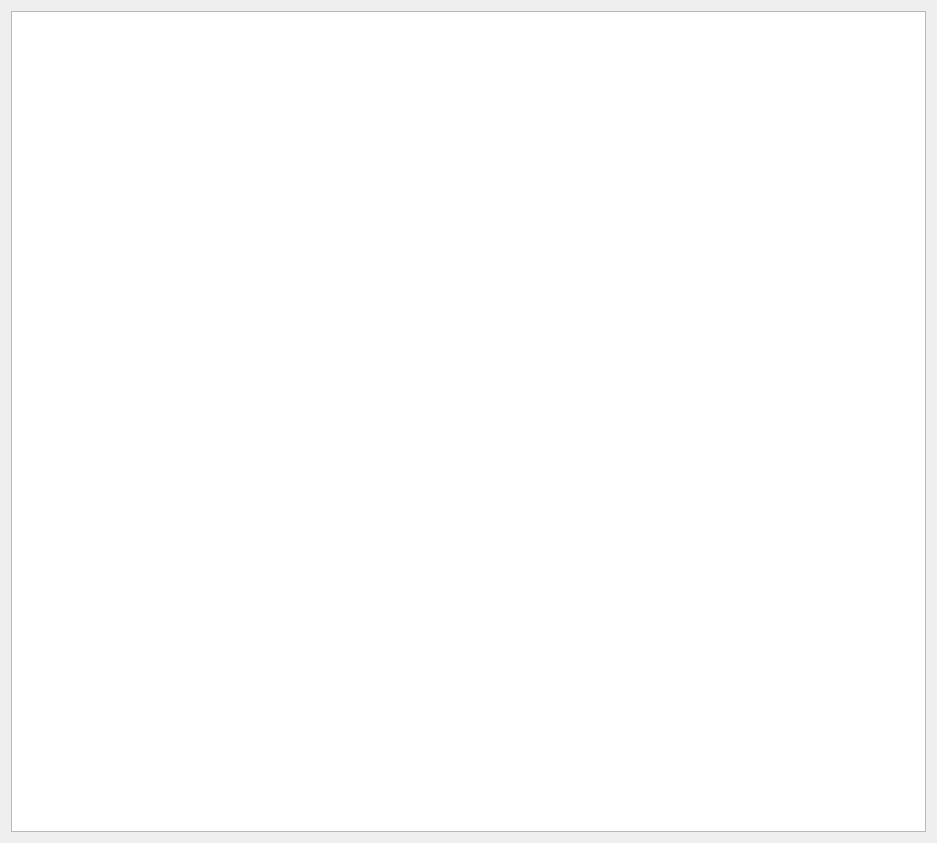
First picture: the form in Help/helpfindduplicates.ui, repository towhee/Winnow64, before the edit.
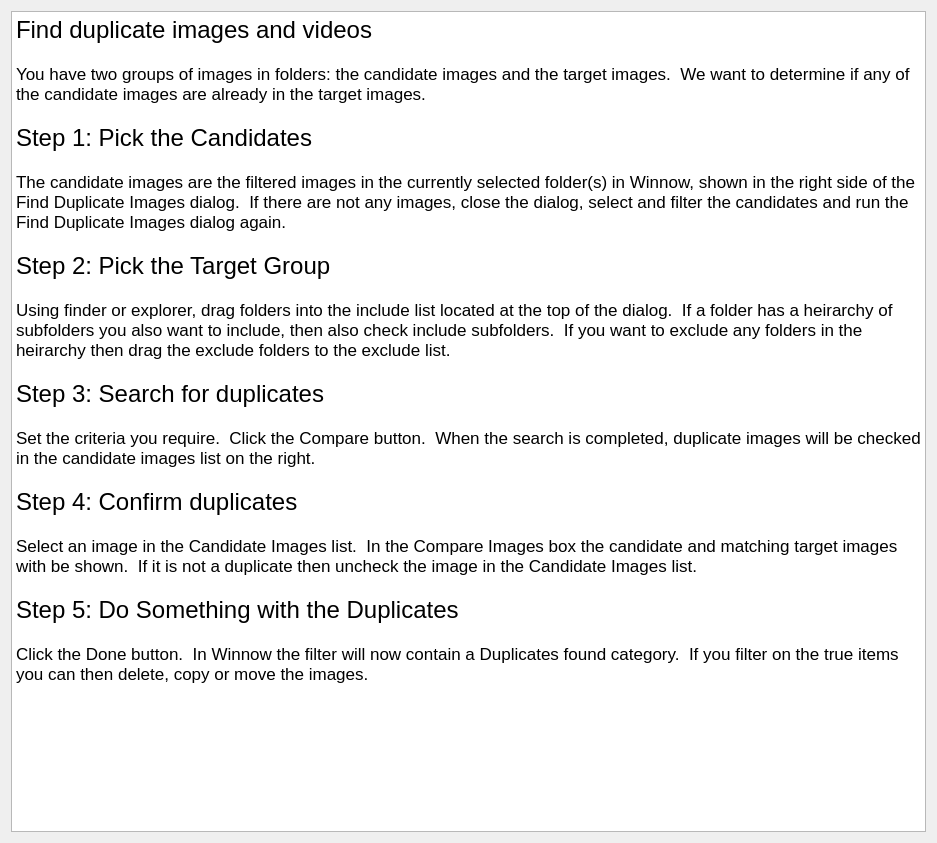
Second picture: the form after the edit.

```diff
--- a/Help/helpfindduplicates.ui
+++ b/Help/helpfindduplicates.ui
@@ -15,7 +15,38 @@
   </property>
   <layout class="QVBoxLayout" name="verticalLayout">
    <item>
-    <widget class="QTextBrowser" name="textBrowser"/>
+    <widget class="QTextBrowser" name="textBrowser">
+     <property name="html">
+      <string>&lt;!DOCTYPE HTML PUBLIC &quot;-//W3C//DTD HTML 4.0//EN&quot; &quot;http://www.w3.org/TR/REC-html40/strict.dtd&quot;&gt;
+&lt;html&gt;&lt;head&gt;&lt;meta name=&quot;qrichtext&quot; content=&quot;1&quot; /&gt;&lt;meta charset=&quot;utf-8&quot; /&gt;&lt;style type=&quot;text/css&quot;&gt;
+p, li { white-space: pre-wrap; }
+hr { height: 1px; border-width: 0; }
+li.unchecked::marker { content: &quot;\2610&quot;; }
+li.checked::marker { content: &quot;\2612&quot;; }
+&lt;/style&gt;&lt;/head&gt;&lt;body style=&quot; font-family:'.AppleSystemUIFont'; font-size:13pt; font-weight:400; font-style:normal;&quot;&gt;
+&lt;p style=&quot; margin-top:0px; margin-bottom:0px; margin-left:0px; margin-right:0px; -qt-block-indent:0; text-indent:0px;&quot;&gt;&lt;span style=&quot; font-size:18pt;&quot;&gt;Find duplicate images and videos&lt;/span&gt;&lt;/p&gt;
+&lt;p style=&quot;-qt-paragraph-type:empty; margin-top:0px; margin-bottom:0px; margin-left:0px; margin-right:0px; -qt-block-indent:0; text-indent:0px;&quot;&gt;&lt;br /&gt;&lt;/p&gt;
+&lt;p style=&quot; margin-top:0px; margin-bottom:0px; margin-left:0px; margin-right:0px; -qt-block-indent:0; text-indent:0px;&quot;&gt;You have two groups of images in folders: the candidate images and the target images.  We want to determine if any of the candidate images are already in the target images.&lt;/p&gt;
+&lt;p style=&quot;-qt-paragraph-type:empty; margin-top:0px; margin-bottom:0px; margin-left:0px; margin-right:0px; -qt-block-indent:0; text-indent:0px;&quot;&gt;&lt;br /&gt;&lt;/p&gt;
+&lt;p style=&quot; margin-top:0px; margin-bottom:0px; margin-left:0px; margin-right:0px; -qt-block-indent:0; text-indent:0px;&quot;&gt;&lt;span style=&quot; font-size:18pt;&quot;&gt;Step 1: Pick the Candidates&lt;/span&gt;&lt;/p&gt;
+&lt;p style=&quot;-qt-paragraph-type:empty; margin-top:0px; margin-bottom:0px; margin-left:0px; margin-right:0px; -qt-block-indent:0; text-indent:0px;&quot;&gt;&lt;br /&gt;&lt;/p&gt;
+&lt;p style=&quot; margin-top:0px; margin-bottom:0px; margin-left:0px; margin-right:0px; -qt-block-indent:0; text-indent:0px;&quot;&gt;The candidate images are the filtered images in the currently selected folder(s) in Winnow, shown in the right side of the Find Duplicate Images dialog.  If there are not any images, close the dialog, select and filter the candidates and run the Find Duplicate Images dialog again.&lt;/p&gt;
+&lt;p style=&quot;-qt-paragraph-type:empty; margin-top:0px; margin-bottom:0px; margin-left:0px; margin-right:0px; -qt-block-indent:0; text-indent:0px;&quot;&gt;&lt;br /&gt;&lt;/p&gt;
+&lt;p style=&quot; margin-top:0px; margin-bottom:0px; margin-left:0px; margin-right:0px; -qt-block-indent:0; text-indent:0px;&quot;&gt;&lt;span style=&quot; font-size:18pt;&quot;&gt;Step 2: Pick the Target Group&lt;/span&gt; &lt;/p&gt;
+&lt;p style=&quot;-qt-paragraph-type:empty; margin-top:0px; margin-bottom:0px; margin-left:0px; margin-right:0px; -qt-block-indent:0; text-indent:0px;&quot;&gt;&lt;br /&gt;&lt;/p&gt;
+&lt;p style=&quot; margin-top:0px; margin-bottom:0px; margin-left:0px; margin-right:0px; -qt-block-indent:0; text-indent:0px;&quot;&gt;Using finder or explorer, drag folders into the include list located at the top of the dialog.  If a folder has a heirarchy of subfolders you also want to include, then also check include subfolders.  If you want to exclude any folders in the heirarchy then drag the exclude folders to the exclude list.&lt;/p&gt;
+&lt;p style=&quot;-qt-paragraph-type:empty; margin-top:0px; margin-bottom:0px; margin-left:0px; margin-right:0px; -qt-block-indent:0; text-indent:0px;&quot;&gt;&lt;br /&gt;&lt;/p&gt;
+&lt;p style=&quot; margin-top:0px; margin-bottom:0px; margin-left:0px; margin-right:0px; -qt-block-indent:0; text-indent:0px;&quot;&gt;&lt;span style=&quot; font-size:18pt;&quot;&gt;Step 3: Search for duplicates&lt;/span&gt;&lt;br /&gt;&lt;br /&gt;Set the criteria you require.  Click the Compare button.  When the search is completed, duplicate images will be checked in the candidate images list on the right.&lt;/p&gt;
+&lt;p style=&quot;-qt-paragraph-type:empty; margin-top:0px; margin-bottom:0px; margin-left:0px; margin-right:0px; -qt-block-indent:0; text-indent:0px;&quot;&gt;&lt;br /&gt;&lt;/p&gt;
+&lt;p style=&quot; margin-top:0px; margin-bottom:0px; margin-left:0px; margin-right:0px; -qt-block-indent:0; text-indent:0px;&quot;&gt;&lt;span style=&quot; font-size:18pt;&quot;&gt;Step 4: Confirm duplicates&lt;/span&gt;&lt;/p&gt;
+&lt;p style=&quot;-qt-paragraph-type:empty; margin-top:0px; margin-bottom:0px; margin-left:0px; margin-right:0px; -qt-block-indent:0; text-indent:0px;&quot;&gt;&lt;br /&gt;&lt;/p&gt;
+&lt;p style=&quot; margin-top:0px; margin-bottom:0px; margin-left:0px; margin-right:0px; -qt-block-indent:0; text-indent:0px;&quot;&gt;Select an image in the Candidate Images list.  In the Compare Images box the candidate and matching target images with be shown.  If it is not a duplicate then uncheck the image in the Candidate Images list.&lt;/p&gt;
+&lt;p style=&quot;-qt-paragraph-type:empty; margin-top:0px; margin-bottom:0px; margin-left:0px; margin-right:0px; -qt-block-indent:0; text-indent:0px;&quot;&gt;&lt;br /&gt;&lt;/p&gt;
+&lt;p style=&quot; margin-top:0px; margin-bottom:0px; margin-left:0px; margin-right:0px; -qt-block-indent:0; text-indent:0px;&quot;&gt;&lt;span style=&quot; font-size:18pt;&quot;&gt;Step 5: Do Something with the Duplicates&lt;/span&gt;&lt;/p&gt;
+&lt;p style=&quot;-qt-paragraph-type:empty; margin-top:0px; margin-bottom:0px; margin-left:0px; margin-right:0px; -qt-block-indent:0; text-indent:0px;&quot;&gt;&lt;br /&gt;&lt;/p&gt;
+&lt;p style=&quot; margin-top:0px; margin-bottom:0px; margin-left:0px; margin-right:0px; -qt-block-indent:0; text-indent:0px;&quot;&gt;Click the Done button.  In Winnow the filter will now contain a Duplicates found category.  If you filter on the true items you can then delete, copy or move the images.&lt;/p&gt;&lt;/body&gt;&lt;/html&gt;</string>
+     </property>
+    </widget>
    </item>
   </layout>
  </widget>
```
